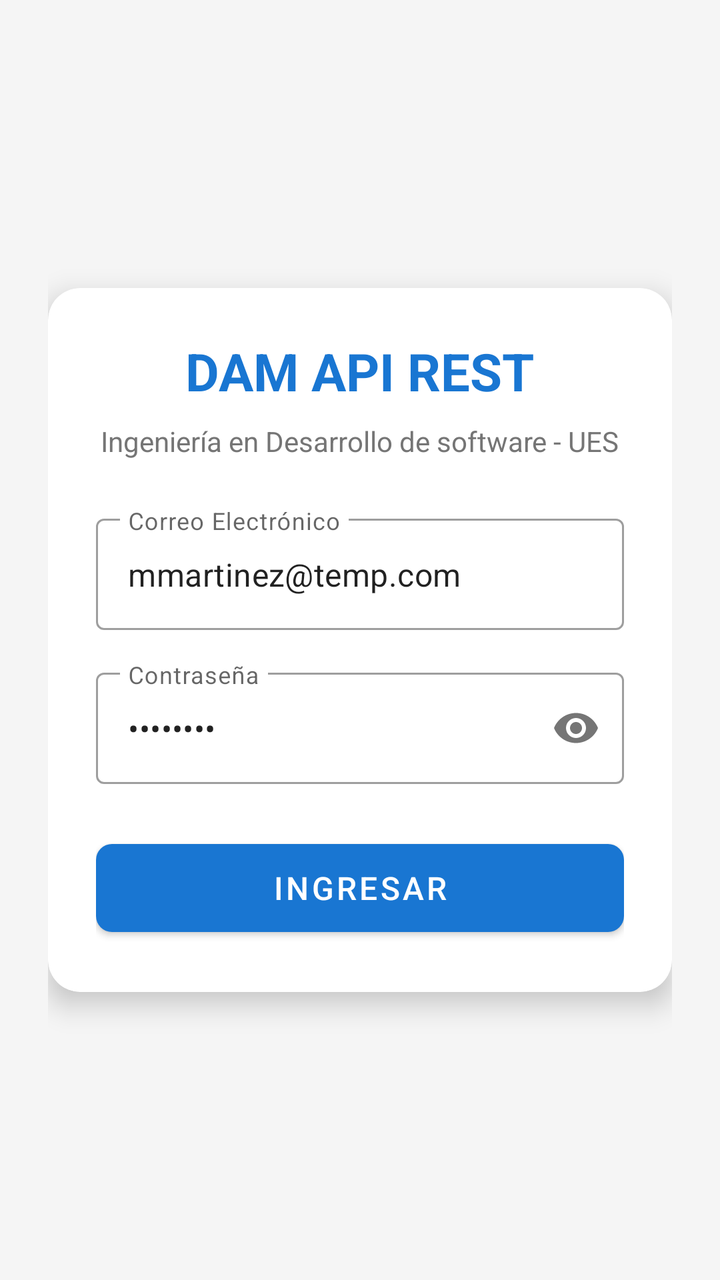
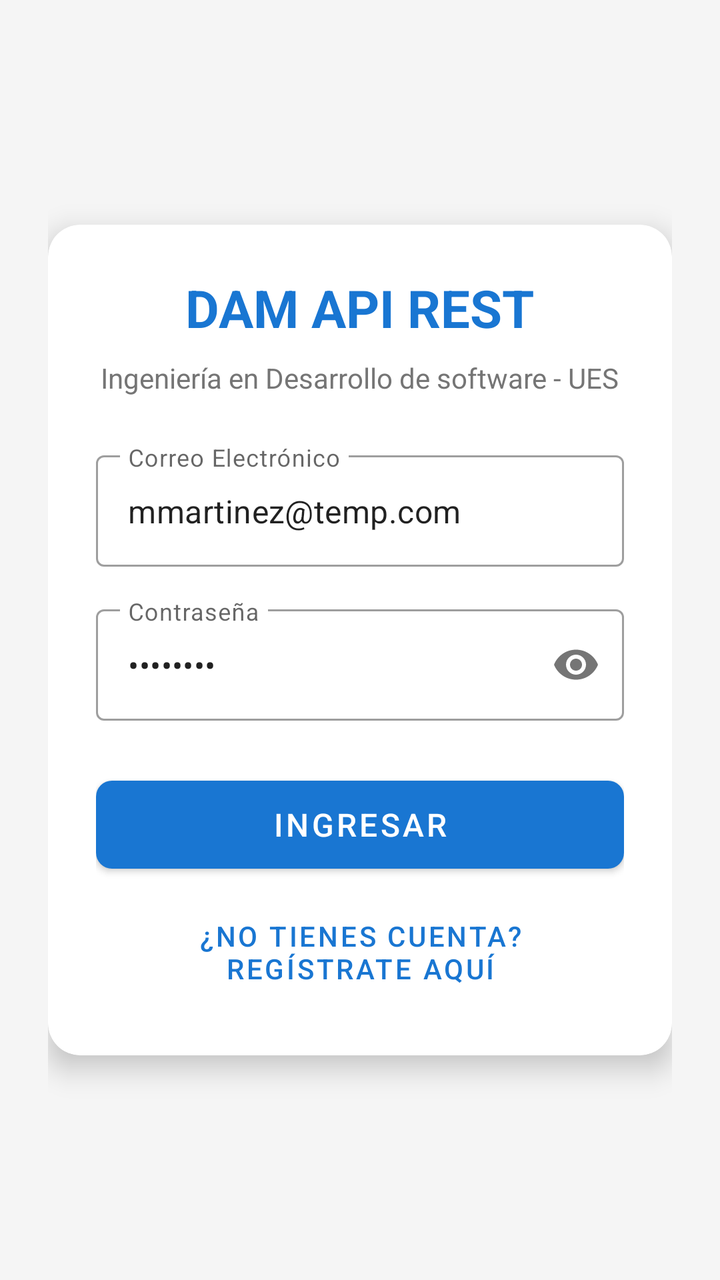

An Android layout rendered at two revisions. The XML below is the earlier revision; the diff shows what the commit changed to produce the second picture.
<!-- AndroidManifest.xml: application theme Theme.DamApiRestApp -->
<!-- res/layout/activity_login.xml -->
<?xml version="1.0" encoding="utf-8"?>
<LinearLayout xmlns:android="http://schemas.android.com/apk/res/android"
    xmlns:app="http://schemas.android.com/apk/res-auto"
    android:layout_width="match_parent"
    android:layout_height="match_parent"
    android:gravity="center"
    android:orientation="vertical"
    android:padding="24dp"
    android:background="@color/light_gray">

    <androidx.cardview.widget.CardView
        android:layout_width="match_parent"
        android:layout_height="wrap_content"
        app:cardCornerRadius="16dp"
        app:cardElevation="8dp"
        app:contentPadding="24dp">

        <LinearLayout
            android:layout_width="match_parent"
            android:layout_height="wrap_content"
            android:orientation="vertical">

            <TextView
                android:layout_width="wrap_content"
                android:layout_height="wrap_content"
                android:layout_gravity="center_horizontal"
                android:layout_marginBottom="8dp"
                android:text="DAM API REST"
                android:textColor="@color/primary"
                android:textSize="26sp"
                android:textStyle="bold" />

            <TextView
                android:layout_width="wrap_content"
                android:layout_height="wrap_content"
                android:layout_gravity="center_horizontal"
                android:layout_marginBottom="24dp"
                android:text="Ingeniería en Desarrollo de software - UES"
                android:textColor="@color/gray"
                android:textSize="14sp" />

            <com.google.android.material.textfield.TextInputLayout
                android:layout_width="match_parent"
                android:layout_height="wrap_content"
                android:layout_marginBottom="16dp"
                style="@style/Widget.MaterialComponents.TextInputLayout.OutlinedBox">

                <com.google.android.material.textfield.TextInputEditText
                    android:id="@+id/etEmail"
                    android:layout_width="match_parent"
                    android:layout_height="wrap_content"
                    android:hint="@string/hint_email"
                    android:inputType="textEmailAddress"
                    android:text="mmartinez@temp.com" />
            </com.google.android.material.textfield.TextInputLayout>

            <com.google.android.material.textfield.TextInputLayout
                android:layout_width="match_parent"
                android:layout_height="wrap_content"
                android:layout_marginBottom="24dp"
                app:passwordToggleEnabled="true"
                style="@style/Widget.MaterialComponents.TextInputLayout.OutlinedBox">

                <com.google.android.material.textfield.TextInputEditText
                    android:id="@+id/etPassword"
                    android:layout_width="match_parent"
                    android:layout_height="wrap_content"
                    android:hint="@string/hint_password"
                    android:inputType="textPassword"
                    android:text="Temp123." />
            </com.google.android.material.textfield.TextInputLayout>

            <ProgressBar
                android:id="@+id/progressBar"
                android:layout_width="wrap_content"
                android:layout_height="wrap_content"
                android:layout_gravity="center_horizontal"
                android:layout_marginBottom="16dp"
                android:visibility="gone" />

            <com.google.android.material.button.MaterialButton
                android:id="@+id/btnLogin"
                android:layout_width="match_parent"
                android:layout_height="56dp"
                android:text="@string/btn_login"
                android:textSize="16sp"
                app:cornerRadius="8dp" />

        </LinearLayout>
    </androidx.cardview.widget.CardView>

</LinearLayout>
<!-- resources referenced by this layout -->
<resources>
  <color name="gray">#757575</color>
  <color name="light_gray">#F5F5F5</color>
  <color name="primary">#1976D2</color>
  <string name="btn_login">Ingresar</string>
  <string name="hint_email">Correo Electrónico</string>
  <string name="hint_password">Contraseña</string>
  <style name="Theme.DamApiRestApp" parent="Theme.MaterialComponents.DayNight.DarkActionBar">
          <item name="colorPrimary">@color/primary</item>
          <item name="colorPrimaryVariant">@color/primary_dark</item>
          <item name="colorOnPrimary">@color/white</item>
          <item name="colorSecondary">@color/accent</item>
          <item name="colorSecondaryVariant">@color/accent</item>
          <item name="colorOnSecondary">@color/white</item>
          <item name="android:statusBarColor">?attr/colorPrimaryVariant</item>
      </style>
  <color name="primary_dark">#0D47A1</color>
  <color name="white">#FFFFFF</color>
  <color name="accent">#FF4081</color>
</resources>

<!-- the commit's change to res/layout/activity_login.xml (unified diff, before → after) -->
@@ -86,6 +86,15 @@
                 android:textSize="16sp"
                 app:cornerRadius="8dp" />
 
+            <com.google.android.material.button.MaterialButton
+                android:id="@+id/btnGoToRegister"
+                style="@style/Widget.MaterialComponents.Button.TextButton"
+                android:layout_width="match_parent"
+                android:layout_height="wrap_content"
+                android:layout_marginTop="8dp"
+                android:text="@string/prompt_no_account"
+                android:textColor="@color/primary" />
+
         </LinearLayout>
     </androidx.cardview.widget.CardView>
 
<!-- resource entries referenced after the edit -->
@@ -6,6 +6,7 @@
   <string name="btn_login">Ingresar</string>
   <string name="hint_email">Correo Electrónico</string>
   <string name="hint_password">Contraseña</string>
+  <string name="prompt_no_account">¿No tienes cuenta? Regístrate aquí</string>
   <style name="Theme.DamApiRestApp" parent="Theme.MaterialComponents.DayNight.DarkActionBar">
           <item name="colorPrimary">@color/primary</item>
           <item name="colorPrimaryVariant">@color/primary_dark</item>
